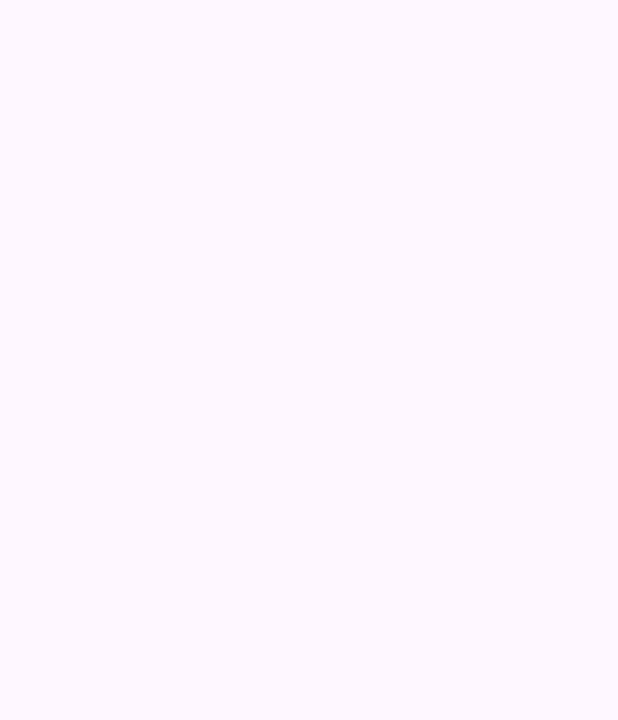
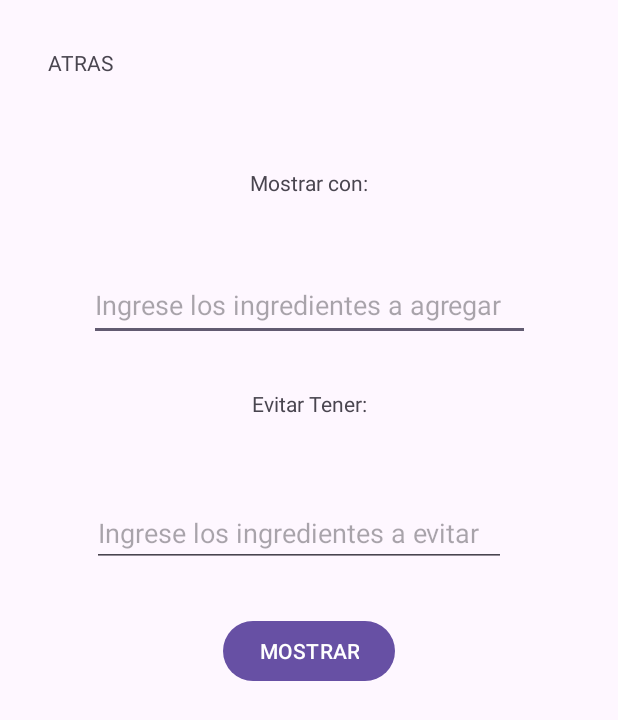
Before and after one commit to beidou2023/RecetasCocina, an Android app: the Busqueda screen opened directly, with no data from a screen before it, on a phone screen of 412 x 824 dp. Before the commit the part shown is empty. Shown: the top 720 px of the screen. Run offline under Robolectric (Android 15) with nearby library versions, the phone set to English and light mode, and no system bars.

Commit message:
Vista Basica Busqueda

```diff
--- a/app/src/main/res/layout/activity_busqueda.xml
+++ b/app/src/main/res/layout/activity_busqueda.xml
@@ -7,4 +7,70 @@
     android:layout_height="match_parent"
     tools:context=".Busqueda">
 
+    <TextView
+        android:id="@+id/textView15"
+        android:layout_width="wrap_content"
+        android:layout_height="wrap_content"
+        android:layout_marginTop="32dp"
+        android:text="Evitar Tener:"
+        app:layout_constraintEnd_toEndOf="parent"
+        app:layout_constraintStart_toStartOf="parent"
+        app:layout_constraintTop_toBottomOf="@+id/ett_agregarIng" />
+
+    <EditText
+        android:id="@+id/ett_agregarIng"
+        android:layout_width="294dp"
+        android:layout_height="48dp"
+        android:layout_marginTop="48dp"
+        android:ems="10"
+        android:hint="Ingrese los ingredientes a agregar"
+        android:inputType="text"
+        app:layout_constraintEnd_toEndOf="parent"
+        app:layout_constraintStart_toStartOf="parent"
+        app:layout_constraintTop_toBottomOf="@+id/textView14" />
+
+    <TextView
+        android:id="@+id/textView7"
+        android:layout_width="wrap_content"
+        android:layout_height="wrap_content"
+        android:layout_marginStart="32dp"
+        android:layout_marginTop="32dp"
+        android:text="ATRAS"
+        app:layout_constraintStart_toStartOf="parent"
+        app:layout_constraintTop_toTopOf="parent" />
+
+    <TextView
+        android:id="@+id/textView14"
+        android:layout_width="wrap_content"
+        android:layout_height="wrap_content"
+        android:layout_marginTop="112dp"
+        android:text="Mostrar con:"
+        app:layout_constraintEnd_toEndOf="parent"
+        app:layout_constraintStart_toStartOf="parent"
+        app:layout_constraintTop_toTopOf="parent" />
+
+    <EditText
+        android:id="@+id/ett_quitarIng"
+        android:layout_width="276dp"
+        android:layout_height="43dp"
+        android:layout_marginTop="56dp"
+        android:ems="10"
+        android:hint="Ingrese los ingredientes a evitar"
+        android:inputType="text"
+        app:layout_constraintEnd_toEndOf="parent"
+        app:layout_constraintHorizontal_bias="0.452"
+        app:layout_constraintStart_toStartOf="parent"
+        app:layout_constraintTop_toBottomOf="@+id/textView15" />
+
+    <Button
+        android:id="@+id/button2"
+        android:layout_width="wrap_content"
+        android:layout_height="wrap_content"
+        android:layout_marginTop="32dp"
+        android:text="MOSTRAR"
+        app:layout_constraintEnd_toEndOf="parent"
+        app:layout_constraintStart_toStartOf="parent"
+        app:layout_constraintTop_toBottomOf="@+id/ett_quitarIng" />
+
+
 </androidx.constraintlayout.widget.ConstraintLayout>
```
